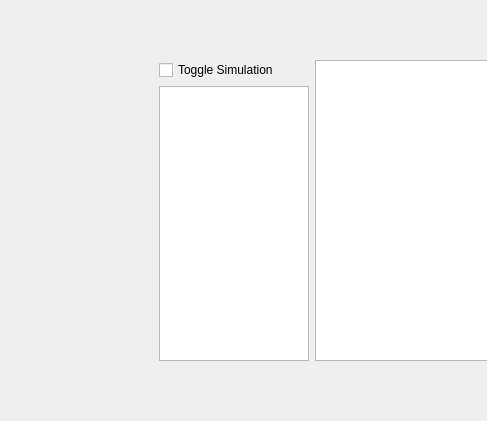
twuebker/gpu-praktikum, file src/ui/MainWindow.ui: the form before one commit; both pictures show x 0 to 487 and y 140 to 561 of the 741 by 782 pixel window.
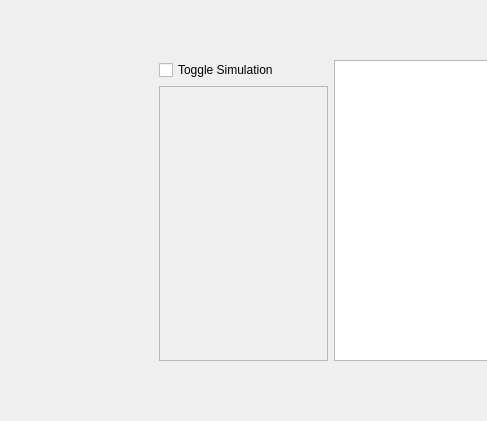
The form after the commit.

What changed in the file:
```diff
--- a/src/ui/MainWindow.ui
+++ b/src/ui/MainWindow.ui
@@ -25,7 +25,7 @@
     </property>
     <layout class="QHBoxLayout" name="horizontalLayout">
      <item>
-      <layout class="QVBoxLayout" name="sliderLayout">
+      <layout class="QVBoxLayout" name="leftLayout">
        <item>
         <widget class="QCheckBox" name="toggleSimulation">
          <property name="text">
@@ -34,13 +34,31 @@
         </widget>
        </item>
        <item>
-        <widget class="QTableWidget" name="sliderTable">
-         <property name="maximumSize">
-          <size>
-           <width>150</width>
-           <height>16777215</height>
-          </size>
+        <widget class="QScrollArea" name="scrollArea">
+         <property name="widgetResizable">
+          <bool>true</bool>
          </property>
+         <widget class="QWidget" name="scrollAreaWidgetContents">
+          <property name="geometry">
+           <rect>
+            <x>0</x>
+            <y>0</y>
+            <width>150</width>
+            <height>270</height>
+           </rect>
+          </property>
+          <widget class="QWidget" name="verticalLayoutWidget">
+           <property name="geometry">
+            <rect>
+             <x>-1</x>
+             <y>-1</y>
+             <width>151</width>
+             <height>271</height>
+            </rect>
+           </property>
+           <layout class="QVBoxLayout" name="sliderLayout"/>
+          </widget>
+         </widget>
         </widget>
        </item>
       </layout>
```
